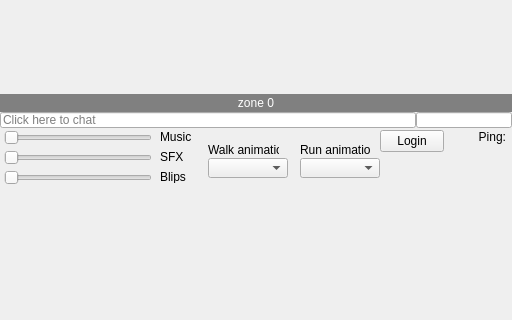
headshot2017/AIO, file data/themes/gamemaker/game.ui: the form before one commit; both pictures show x 0 to 512 and y 290 to 610 of the 512 by 700 pixel window.
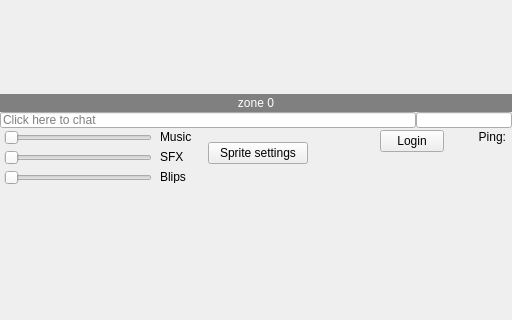
The form after the commit. Icons and pictures are not drawn. Custom widgets are drawn as their Qt base class.

Commit message: multiple spin.gif (directional sprites)

```diff
--- a/data/themes/gamemaker/game.ui
+++ b/data/themes/gamemaker/game.ui
@@ -335,50 +335,17 @@
       <enum>Qt::Horizontal</enum>
      </property>
     </widget>
-    <widget class="QLabel" name="walkanim_label">
+    <widget class="QPushButton" name="sprite_settings_button">
      <property name="geometry">
       <rect>
        <x>208</x>
        <y>432</y>
-       <width>71</width>
-       <height>16</height>
+       <width>100</width>
+       <height>22</height>
       </rect>
      </property>
      <property name="text">
-      <string>Walk animation</string>
-     </property>
-    </widget>
-    <widget class="QLabel" name="runanim_label">
-     <property name="geometry">
-      <rect>
-       <x>300</x>
-       <y>432</y>
-       <width>71</width>
-       <height>16</height>
-      </rect>
-     </property>
-     <property name="text">
-      <string>Run animation</string>
-     </property>
-    </widget>
-    <widget class="QComboBox" name="walkanim_dropdown">
-     <property name="geometry">
-      <rect>
-       <x>208</x>
-       <y>448</y>
-       <width>80</width>
-       <height>20</height>
-      </rect>
-     </property>
-    </widget>
-    <widget class="QComboBox" name="runanim_dropdown">
-     <property name="geometry">
-      <rect>
-       <x>300</x>
-       <y>448</y>
-       <width>80</width>
-       <height>20</height>
-      </rect>
+      <string>Sprite settings</string>
      </property>
     </widget>
     <widget class="QLabel" name="pinglabel">
```
Left out of the diff: 5 changed lines with no effect on the pictures. The commit also changes 3 other files.
